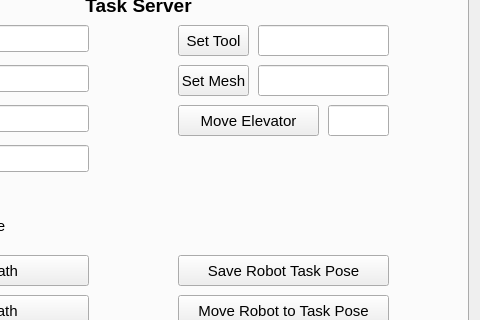
Qt form moveit_cartesian_plan_plugin/src/widgets/path_planning_widget.ui (peanut-robotics/fermi) before a commit; both pictures show x 205 to 685 and y 126 to 446 of the 685 by 843 pixel window.
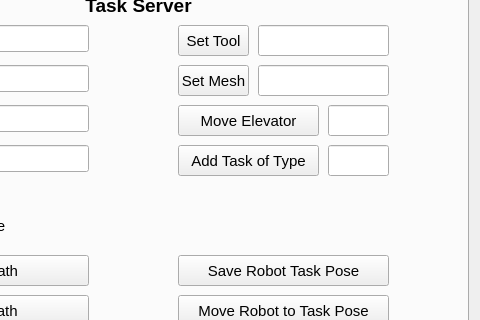
The same form after that commit. The open tabs and pages were chosen to show the change.

Commit message: Add new task button

```diff
--- a/moveit_cartesian_plan_plugin/src/widgets/path_planning_widget.ui
+++ b/moveit_cartesian_plan_plugin/src/widgets/path_planning_widget.ui
@@ -442,6 +442,32 @@
         <set>Qt::AlignCenter</set>
        </property>
       </widget>
+      <widget class="QPushButton" name="add_new_task">
+       <property name="geometry">
+        <rect>
+         <x>370</x>
+         <y>230</y>
+         <width>141</width>
+         <height>31</height>
+        </rect>
+       </property>
+       <property name="text">
+        <string>Add Task of Type</string>
+       </property>
+      </widget>
+      <widget class="QLineEdit" name="task_type">
+       <property name="geometry">
+        <rect>
+         <x>520</x>
+         <y>230</y>
+         <width>61</width>
+         <height>31</height>
+        </rect>
+       </property>
+       <property name="styleSheet">
+        <string notr="true"/>
+       </property>
+      </widget>
      </widget>
      <widget class="QWidget" name="PlanExec">
       <attribute name="title">
```
Left out of the diff: 2 changed lines with no effect on the pictures. The commit also changes 2 other files.
